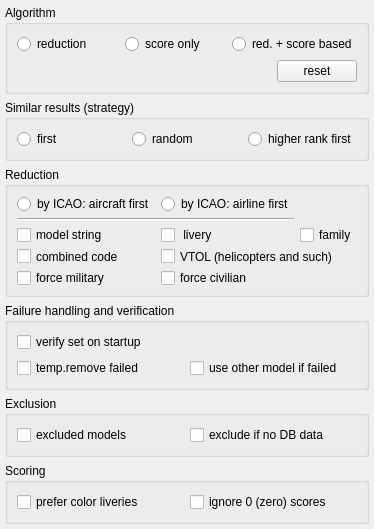
Qt form src/blackgui/editors/matchingform.ui (swift-project/pilotclient) before a commit.
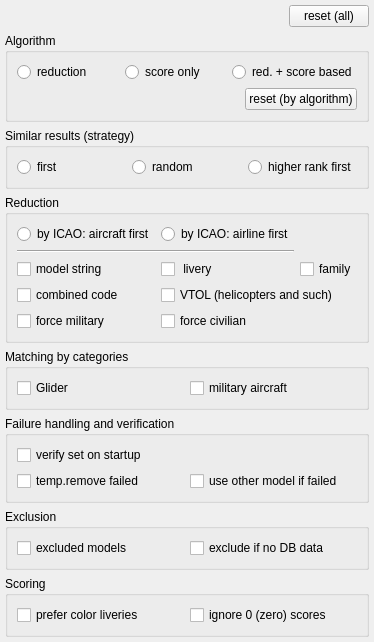
The same form after that commit.

Commit message: Ref T472, matching settings/setup for categories

Diff of the .ui file:
```diff
--- a/src/blackgui/editors/matchingform.ui
+++ b/src/blackgui/editors/matchingform.ui
@@ -2,14 +2,6 @@
 <ui version="4.0">
  <class>CMatchingForm</class>
  <widget class="QFrame" name="CMatchingForm">
-  <property name="geometry">
-   <rect>
-    <x>0</x>
-    <y>0</y>
-    <width>293</width>
-    <height>465</height>
-   </rect>
-  </property>
   <property name="windowTitle">
    <string>Matching form</string>
   </property>
@@ -26,6 +18,13 @@
    <property name="bottomMargin">
     <number>5</number>
    </property>
+   <item alignment="Qt::AlignRight">
+    <widget class="QPushButton" name="pb_ResetAll">
+     <property name="text">
+      <string>reset (all)</string>
+     </property>
+    </widget>
+   </item>
    <item>
     <widget class="QGroupBox" name="gb_Algorithm">
      <property name="title">
@@ -56,7 +55,7 @@
       <item row="3" column="2" alignment="Qt::AlignRight">
        <widget class="QPushButton" name="pb_Reset">
         <property name="text">
-         <string>reset</string>
+         <string>reset (by algorithm)</string>
         </property>
        </widget>
       </item>
@@ -187,6 +186,29 @@
      </layout>
     </widget>
    </item>
+   <item>
+    <widget class="QGroupBox" name="gb_Categories">
+     <property name="title">
+      <string>Matching by categories</string>
+     </property>
+     <layout class="QGridLayout" name="gridLayout_2">
+      <item row="0" column="0">
+       <widget class="QCheckBox" name="cb_CategoryGlider">
+        <property name="text">
+         <string>Glider</string>
+        </property>
+       </widget>
+      </item>
+      <item row="0" column="1">
+       <widget class="QCheckBox" name="cb_CategoryMilitaryAircraft">
+        <property name="text">
+         <string>military aircraft</string>
+        </property>
+       </widget>
+      </item>
+     </layout>
+    </widget>
+   </item>
    <item>
     <widget class="QGroupBox" name="gb_FailureHandling">
      <property name="title">
```
Left out of the diff: 6 changed lines with no effect on the pictures. The commit also changes 5 other files.
